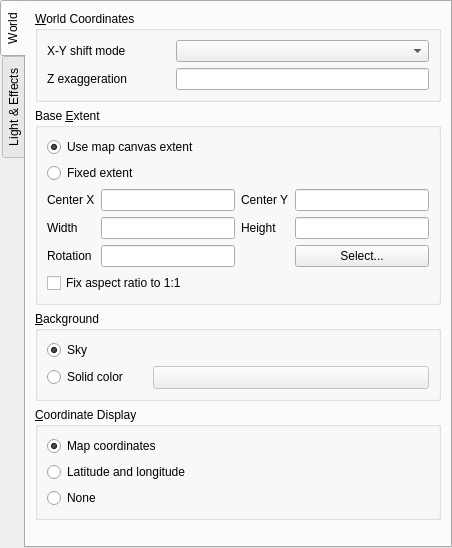
Above: ui/sceneproperties.ui from minorua/Qgis2threejs before the change. Below: the same form after it.
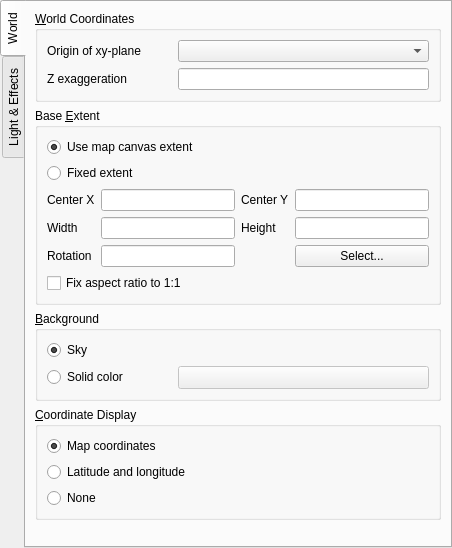
That is the form after the change. Custom widgets are drawn as their Qt base class.

Commit message:
scene: rename X-Y shift mode to origin of xy-plane
and add tooltips

```diff
--- a/ui/sceneproperties.ui
+++ b/ui/sceneproperties.ui
@@ -63,8 +63,14 @@
           </item>
           <item row="3" column="0">
            <widget class="QLabel" name="label_3">
+            <property name="minimumSize">
+             <size>
+              <width>125</width>
+              <height>0</height>
+             </size>
+            </property>
             <property name="text">
-             <string>X-Y shift mode</string>
+             <string>Origin of xy-plane</string>
             </property>
            </widget>
           </item>
@@ -228,7 +234,7 @@
            <widget class="QRadioButton" name="radioButton_Color">
             <property name="minimumSize">
              <size>
-              <width>100</width>
+              <width>125</width>
               <height>0</height>
              </size>
             </property>
```
The commit also changes 2 other files.
